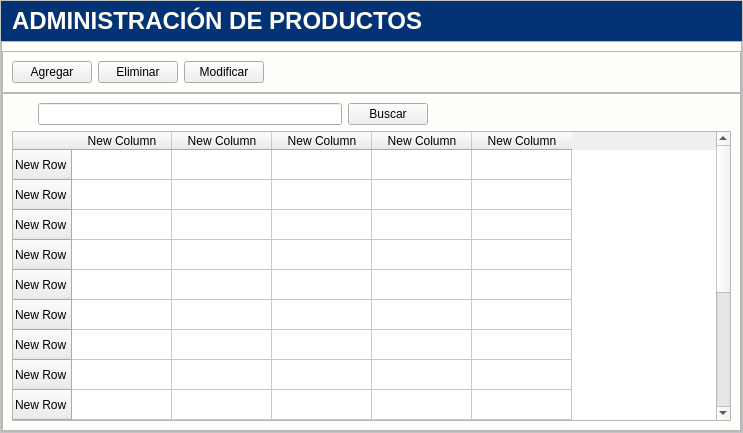
This is app/View/UserInterfaceUi/UI_CONTROL_PRODUCTOS.ui in LAngelVp/software-punto-de-venta as Qt 5 draws it before an edit. The edited form follows.
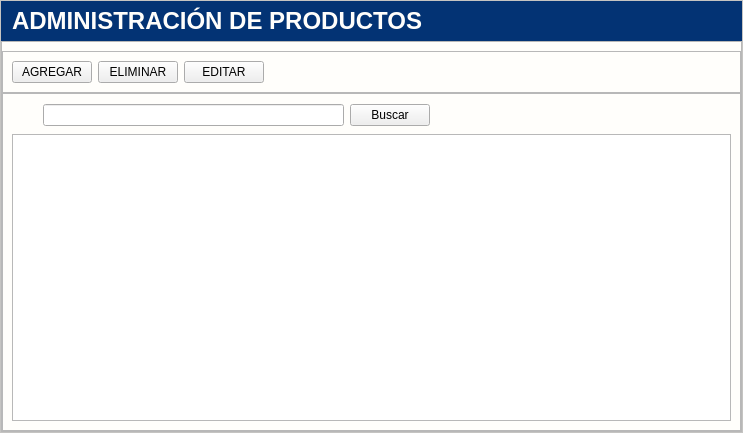
This is the edited form. Icons and pictures are not drawn.

```diff
--- a/app/View/UserInterfaceUi/UI_CONTROL_PRODUCTOS.ui
+++ b/app/View/UserInterfaceUi/UI_CONTROL_PRODUCTOS.ui
@@ -49,9 +49,9 @@
 background:#EE1D52;
 }
 #etiqueta_buscar{
-image: url(:/Icons/Bootstrap/search.svg);
-min-width:20px;
-min-height:20px;
+image: url(:/iconosAzules/Icons/iconos/Azul/buscar_filas_azul.svg);
+min-width:25px;
+min-height:25px;
 }
 [objectName*=&quot;txt_&quot;]{
 font-size: 14px;
@@ -207,21 +207,51 @@
               <item>
                <widget class="QPushButton" name="btn_btn_agregar">
                 <property name="text">
-                 <string>Agregar</string>
+                 <string>AGREGAR</string>
+                </property>
+                <property name="icon">
+                 <iconset resource="../../Source/iconosSVG.qrc">
+                  <normaloff>:/iconosBlancos/Icons/iconos/Blanco/agregar_blanco.svg</normaloff>:/iconosBlancos/Icons/iconos/Blanco/agregar_blanco.svg</iconset>
+                </property>
+                <property name="iconSize">
+                 <size>
+                  <width>24</width>
+                  <height>24</height>
+                 </size>
                 </property>
                </widget>
               </item>
               <item>
                <widget class="QPushButton" name="btn_btn_eliminar">
                 <property name="text">
-                 <string>Eliminar</string>
+                 <string>ELIMINAR</string>
+                </property>
+                <property name="icon">
+                 <iconset resource="../../Source/iconosSVG.qrc">
+                  <normaloff>:/iconosBlancos/Icons/iconos/Blanco/eliminar_blanco.svg</normaloff>:/iconosBlancos/Icons/iconos/Blanco/eliminar_blanco.svg</iconset>
+                </property>
+                <property name="iconSize">
+                 <size>
+                  <width>24</width>
+                  <height>24</height>
+                 </size>
                 </property>
                </widget>
               </item>
               <item>
                <widget class="QPushButton" name="btn_btn_modificar">
                 <property name="text">
-                 <string>Modificar</string>
+                 <string>EDITAR</string>
+                </property>
+                <property name="icon">
+                 <iconset resource="../../Source/iconosSVG.qrc">
+                  <normaloff>:/iconosBlancos/Icons/iconos/Blanco/editar_blanco.svg</normaloff>:/iconosBlancos/Icons/iconos/Blanco/editar_blanco.svg</iconset>
+                </property>
+                <property name="iconSize">
+                 <size>
+                  <width>24</width>
+                  <height>24</height>
+                 </size>
                 </property>
                </widget>
               </item>
@@ -287,113 +317,7 @@
              </layout>
             </item>
             <item row="1" column="0">
-             <widget class="QTableWidget" name="tabla_productos">
-              <row>
-               <property name="text">
-                <string>New Row</string>
-               </property>
-              </row>
-              <row>
-               <property name="text">
-                <string>New Row</string>
-               </property>
-              </row>
-              <row>
-               <property name="text">
-                <string>New Row</string>
-               </property>
-              </row>
-              <row>
-               <property name="text">
-                <string>New Row</string>
-               </property>
-              </row>
-              <row>
-               <property name="text">
-                <string>New Row</string>
-               </property>
-              </row>
-              <row>
-               <property name="text">
-                <string>New Row</string>
-               </property>
-              </row>
-              <row>
-               <property name="text">
-                <string>New Row</string>
-               </property>
-              </row>
-              <row>
-               <property name="text">
-                <string>New Row</string>
-               </property>
-              </row>
-              <row>
-               <property name="text">
-                <string>New Row</string>
-               </property>
-              </row>
-              <row>
-               <property name="text">
-                <string>New Row</string>
-               </property>
-              </row>
-              <row>
-               <property name="text">
-                <string>New Row</string>
-               </property>
-              </row>
-              <row>
-               <property name="text">
-                <string>New Row</string>
-               </property>
-              </row>
-              <row>
-               <property name="text">
-                <string>New Row</string>
-               </property>
-              </row>
-              <row>
-               <property name="text">
-                <string>New Row</string>
-               </property>
-              </row>
-              <row>
-               <property name="text">
-                <string>New Row</string>
-               </property>
-              </row>
-              <row>
-               <property name="text">
-                <string>New Row</string>
-               </property>
-              </row>
-              <column>
-               <property name="text">
-                <string>New Column</string>
-               </property>
-              </column>
-              <column>
-               <property name="text">
-                <string>New Column</string>
-               </property>
-              </column>
-              <column>
-               <property name="text">
-                <string>New Column</string>
-               </property>
-              </column>
-              <column>
-               <property name="text">
-                <string>New Column</string>
-               </property>
-              </column>
-              <column>
-               <property name="text">
-                <string>New Column</string>
-               </property>
-              </column>
-             </widget>
+             <widget class="QTableWidget" name="tabla_productos"/>
             </item>
            </layout>
           </widget>
```
Left out of the diff: 13 changed lines with no effect on the pictures.
